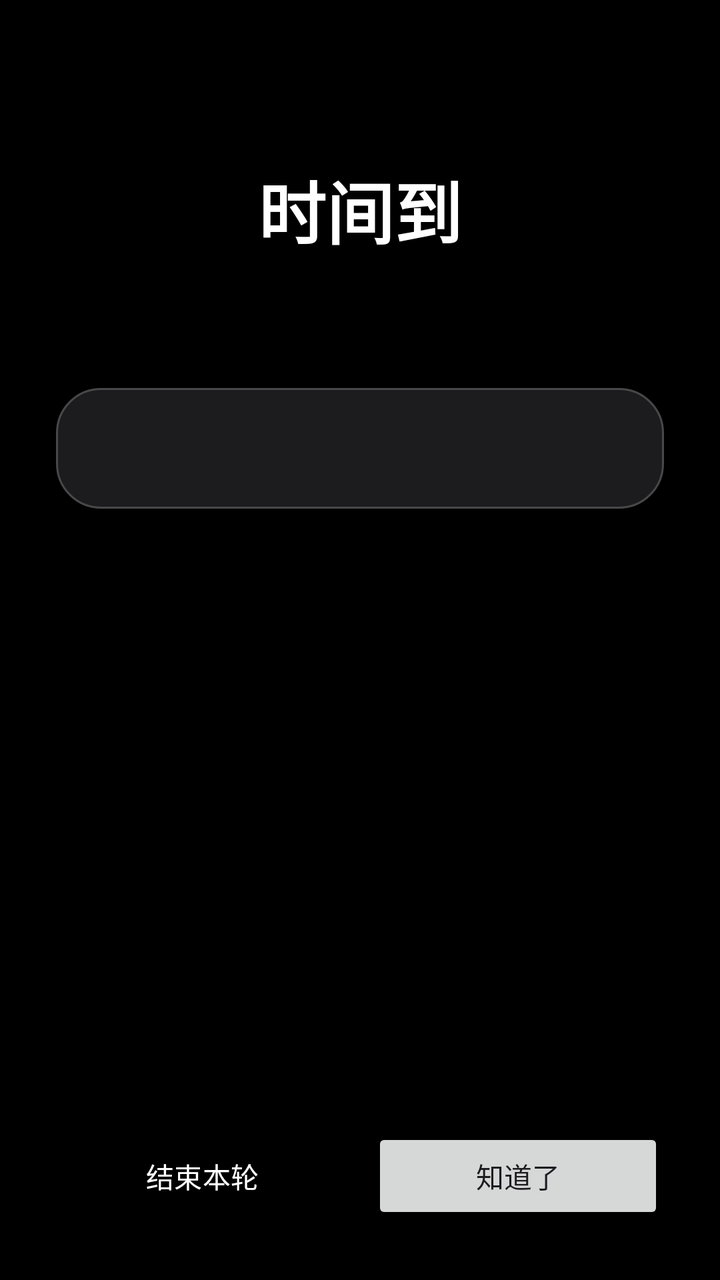
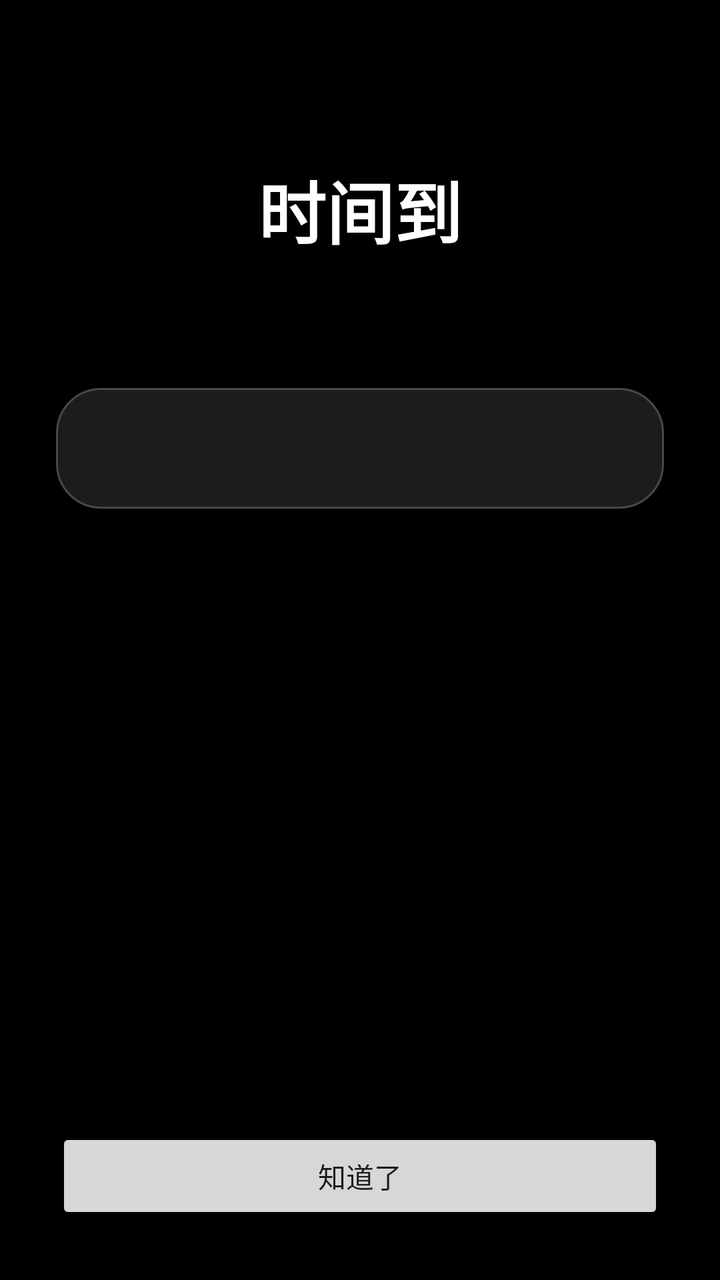

Screens rendered from an Android XML layout before and after an edit, with the pre-edit source and the edit as a unified diff.
<!-- AndroidManifest.xml: application theme Theme.App -->
<!-- res/layout/view_reminder.xml -->
<?xml version="1.0" encoding="utf-8"?>
<LinearLayout xmlns:android="http://schemas.android.com/apk/res/android"
    xmlns:app="http://schemas.android.com/apk/res-auto"
    android:layout_width="match_parent"
    android:layout_height="match_parent"
    android:background="@color/reminder_background"
    android:gravity="center_horizontal"
    android:orientation="vertical"
    android:padding="28dp">

    <TextView
        android:id="@+id/reminderTitle"
        android:layout_width="wrap_content"
        android:layout_height="wrap_content"
        android:layout_marginTop="52dp"
        android:text="@string/time_up"
        android:textColor="@color/reminder_title"
        android:textSize="34sp"
        android:textStyle="bold" />

    <TextView
        android:id="@+id/elapsedText"
        android:layout_width="wrap_content"
        android:layout_height="wrap_content"
        android:layout_marginTop="14dp"
        android:fontFeatureSettings="tnum"
        android:textColor="@color/reminder_text_secondary"
        android:textSize="18sp" />

    
    <ScrollView
        android:layout_width="match_parent"
        android:layout_height="0dp"
        android:layout_marginTop="26dp"
        android:layout_weight="1">

        <LinearLayout
            android:layout_width="match_parent"
            android:layout_height="wrap_content"
            android:background="@drawable/bg_reminder_card"
            android:orientation="vertical">

            <TextView
                android:id="@+id/usageText"
                android:layout_width="match_parent"
                android:layout_height="wrap_content"
                android:lineSpacingExtra="6dp"
                android:padding="20dp"
                android:textColor="@color/reminder_body"
                android:textSize="15sp" />
        </LinearLayout>
    </ScrollView>

    <LinearLayout
        android:layout_width="match_parent"
        android:layout_height="wrap_content"
        android:orientation="horizontal">

        <Button
            android:id="@+id/btnCancel"
            style="@style/Widget.Material3.Button.OutlinedButton"
            android:layout_width="0dp"
            android:layout_height="wrap_content"
            android:layout_marginEnd="6dp"
            android:layout_weight="1"
            android:text="@string/btn_cancel"
            android:textColor="@color/reminder_title"
            app:strokeColor="@color/reminder_outline" />

        <Button
            android:id="@+id/btnConfirm"
            android:layout_width="0dp"
            android:layout_height="wrap_content"
            android:layout_marginStart="6dp"
            android:layout_weight="1"
            android:text="@string/btn_confirm" />
    </LinearLayout>
</LinearLayout>
<!-- resources referenced by this layout -->
<resources>
  <color name="reminder_background">#000000</color>
  <color name="reminder_body">#C7C7CC</color>
  <color name="reminder_outline">#48484A</color>
  <color name="reminder_text_secondary">#A0A0A6</color>
  <color name="reminder_title">#FFFFFF</color>
  <!-- drawable bg_reminder_card (drawable) -->
  <?xml version="1.0" encoding="utf-8"?>
  <shape xmlns:android="http://schemas.android.com/apk/res/android"
      android:shape="rectangle">
      <corners android:radius="22dp" />
      <solid android:color="@color/reminder_card" />
      <stroke android:width="1dp" android:color="@color/reminder_outline" />
  </shape>
  <string name="btn_cancel">结束本轮</string>
  <string name="btn_confirm">知道了</string>
  <string name="time_up">时间到</string>
  <style name="Theme.App" parent="Theme.Material3.DayNight.NoActionBar">
          <item name="colorPrimary">@color/brand_primary</item>
          <item name="colorOnPrimary">@color/on_primary</item>
          <item name="colorPrimaryContainer">@color/brand_container</item>
          <item name="colorOnPrimaryContainer">@color/on_primary_container</item>
          <item name="colorSecondary">@color/brand_primary</item>
          <item name="colorOnSecondary">@color/on_primary</item>
          <item name="colorSecondaryContainer">@color/secondary_container</item>
          <item name="colorOnSecondaryContainer">@color/on_secondary_container</item>
          <item name="colorTertiary">@color/brand_primary</item>
          <item name="colorOnTertiary">@color/on_primary</item>
          <item name="colorTertiaryContainer">@color/brand_container</item>
          <item name="colorOnTertiaryContainer">@color/on_primary_container</item>
          <item name="android:colorBackground">@color/page_bg</item>
          <item name="colorOnBackground">@color/ink</item>
          <item name="colorSurface">@color/surface</item>
          <item name="colorOnSurface">@color/ink</item>
          <item name="colorSurfaceVariant">@color/surface_container</item>
          <item name="colorOnSurfaceVariant">@color/ink_muted</item>
          <item name="colorSurfaceContainer">@color/surface_container</item>
          <item name="colorSurfaceContainerLow">@color/surface</item>
          <item name="colorSurfaceContainerHigh">@color/surface_container</item>
          <item name="colorSurfaceContainerHighest">@color/surface_container</item>
          <item name="colorSurfaceContainerLowest">@color/page_bg</item>
          <item name="colorOutline">@color/outline</item>
          <item name="colorOutlineVariant">@color/outline</item>
          <item name="colorError">@color/error</item>
          <item name="colorAccent">@color/brand_primary</item>
          <item name="colorControlActivated">@color/brand_primary</item>
          <item name="android:statusBarColor">@color/page_bg</item>
          <item name="android:navigationBarColor">@color/page_bg</item>
          <item name="android:windowBackground">@color/page_bg</item>
          <item name="android:windowLightStatusBar">@bool/window_light_status</item>
          <item name="android:windowLightNavigationBar">@bool/window_light_status</item>
          <item name="android:forceDarkAllowed">false</item>
      </style>
  <color name="reminder_card">#1C1C1E</color>
  <color name="brand_primary">#007AFF</color>
  <color name="on_primary">#FFFFFF</color>
  <color name="brand_container">#E8F1FC</color>
  <color name="on_primary_container">#003A75</color>
  <color name="secondary_container">#E4E4E9</color>
  <color name="on_secondary_container">#1A1A1A</color>
  <color name="page_bg">#EFEFF4</color>
  <color name="ink">#1A1A1A</color>
  <color name="surface">#FFFFFF</color>
  <color name="surface_container">#FFFFFF</color>
  <color name="ink_muted">#59595E</color>
  <color name="outline">#C6C6C8</color>
  <color name="error">#D70015</color>
</resources>

<!-- the commit's change to res/layout/view_reminder.xml (unified diff, before → after) -->
@@ -57,22 +57,9 @@
         android:orientation="horizontal">
 
         <Button
-            android:id="@+id/btnCancel"
-            style="@style/Widget.Material3.Button.OutlinedButton"
-            android:layout_width="0dp"
+            android:id="@+id/btnConfirm"
+            android:layout_width="match_parent"
             android:layout_height="wrap_content"
-            android:layout_marginEnd="6dp"
-            android:layout_weight="1"
-            android:text="@string/btn_cancel"
-            android:textColor="@color/reminder_title"
-            app:strokeColor="@color/reminder_outline" />
-
-        <Button
-            android:id="@+id/btnConfirm"
-            android:layout_width="0dp"
-            android:layout_height="wrap_content"
-            android:layout_marginStart="6dp"
-            android:layout_weight="1"
             android:text="@string/btn_confirm" />
     </LinearLayout>
 </LinearLayout>
<!-- resource entries referenced after the edit -->
@@ -2,7 +2,6 @@
 <resources>
   <color name="reminder_background">#000000</color>
   <color name="reminder_body">#C7C7CC</color>
-  <color name="reminder_outline">#48484A</color>
   <color name="reminder_text_secondary">#A0A0A6</color>
   <color name="reminder_title">#FFFFFF</color>
   <!-- drawable bg_reminder_card (drawable) -->
@@ -13,7 +12,6 @@
       <solid android:color="@color/reminder_card" />
       <stroke android:width="1dp" android:color="@color/reminder_outline" />
   </shape>
-  <string name="btn_cancel">结束本轮</string>
   <string name="btn_confirm">知道了</string>
   <string name="time_up">时间到</string>
   <style name="Theme.App" parent="Theme.Material3.DayNight.NoActionBar">
@@ -53,6 +51,7 @@
           <item name="android:forceDarkAllowed">false</item>
       </style>
   <color name="reminder_card">#1C1C1E</color>
+  <color name="reminder_outline">#48484A</color>
   <color name="brand_primary">#007AFF</color>
   <color name="on_primary">#FFFFFF</color>
   <color name="brand_container">#E8F1FC</color>
